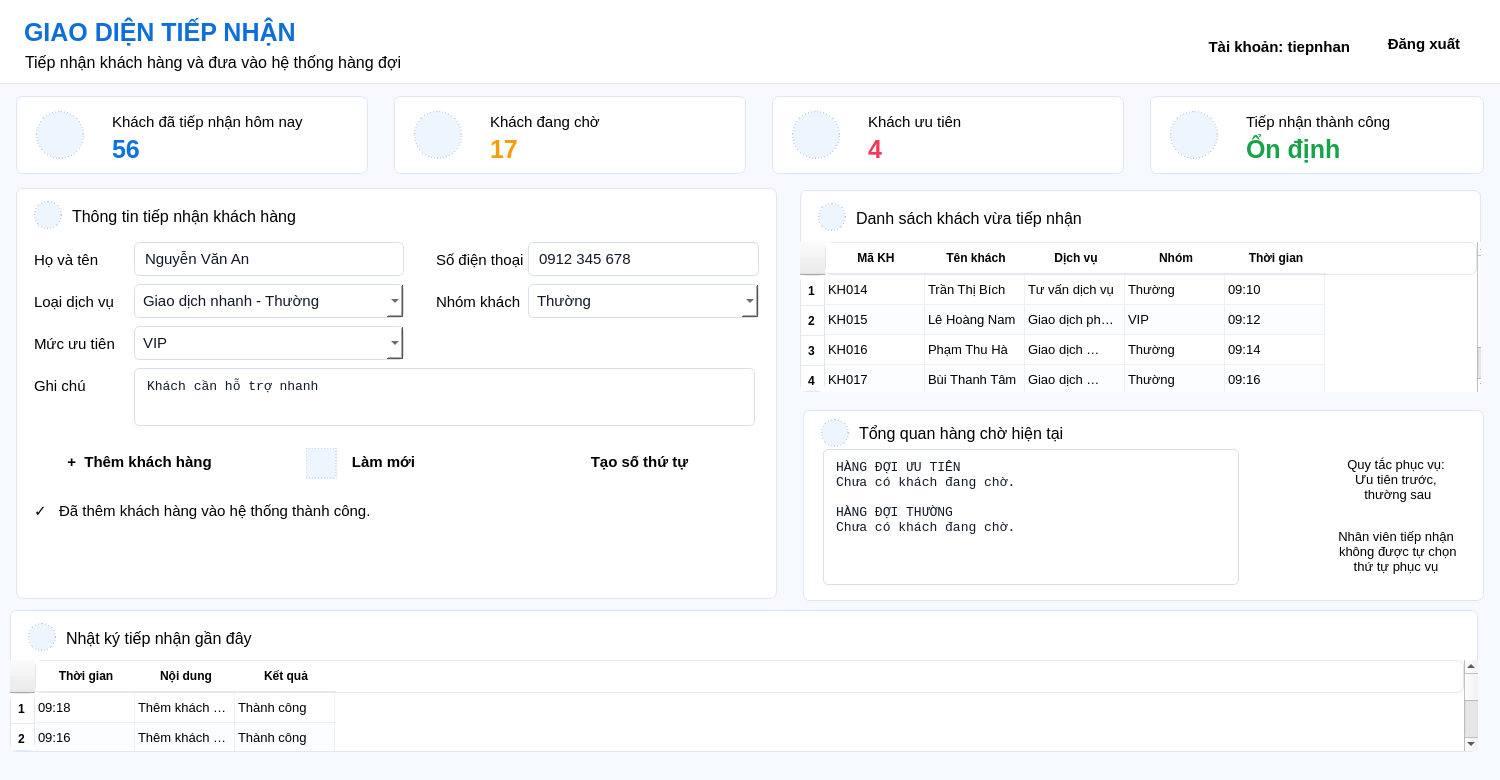
Above: ui/tiep_nhan.ui from DangDan111/Nhom4_Hethongmophonghangdoidichvu before the change. Below: the same form after it.
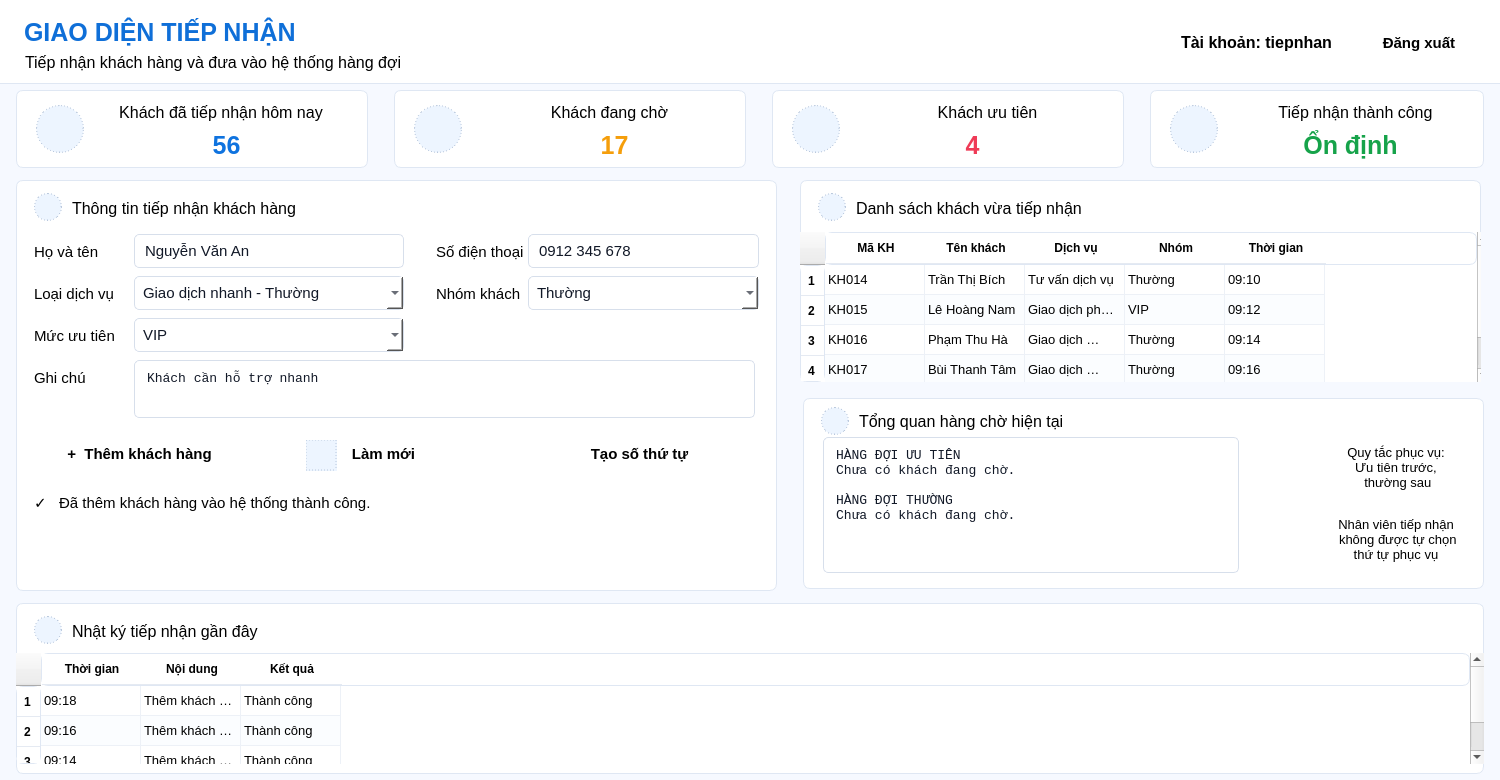
That is the form after the change. Icons and pictures are not drawn.

Commit message: setting form

What changed in the file:
```diff
--- a/ui/tiep_nhan.ui
+++ b/ui/tiep_nhan.ui
@@ -165,16 +165,16 @@
    <widget class="QLabel" name="lblTaiKhoan">
     <property name="geometry">
      <rect>
-      <x>1200</x>
-      <y>32</y>
-      <width>150</width>
-      <height>30</height>
+      <x>1178</x>
+      <y>26</y>
+      <width>157</width>
+      <height>33</height>
      </rect>
     </property>
     <property name="font">
      <font>
       <family>Segoe UI</family>
-      <pointsize>11</pointsize>
+      <pointsize>12</pointsize>
       <bold>true</bold>
      </font>
     </property>
@@ -182,14 +182,14 @@
      <string>Tài khoản: tiepnhan</string>
     </property>
     <property name="alignment">
-     <set>Qt::AlignmentFlag::AlignRight|Qt::AlignmentFlag::AlignTrailing|Qt::AlignmentFlag::AlignVCenter</set>
+     <set>Qt::AlignmentFlag::AlignCenter</set>
     </property>
    </widget>
    <widget class="QPushButton" name="btnDangXuat">
     <property name="geometry">
      <rect>
-      <x>1368</x>
-      <y>24</y>
+      <x>1363</x>
+      <y>23</y>
       <width>112</width>
       <height>40</height>
      </rect>
@@ -216,7 +216,7 @@
    <property name="geometry">
     <rect>
      <x>16</x>
-     <y>96</y>
+     <y>90</y>
      <width>352</width>
      <height>78</height>
     </rect>
@@ -262,8 +262,8 @@
    <widget class="QLabel" name="cardDaTiepNhanTitle">
     <property name="geometry">
      <rect>
-      <x>96</x>
-      <y>14</y>
+      <x>100</x>
+      <y>10</y>
       <width>210</width>
       <height>24</height>
      </rect>
@@ -271,20 +271,23 @@
     <property name="font">
      <font>
       <family>Segoe UI</family>
-      <pointsize>11</pointsize>
+      <pointsize>12</pointsize>
       <bold>false</bold>
      </font>
     </property>
     <property name="text">
      <string>Khách đã tiếp nhận hôm nay</string>
     </property>
+    <property name="alignment">
+     <set>Qt::AlignmentFlag::AlignCenter</set>
+    </property>
    </widget>
    <widget class="QLabel" name="lblKhachDaTiepNhanHomNay">
     <property name="geometry">
      <rect>
-      <x>96</x>
-      <y>38</y>
-      <width>190</width>
+      <x>150</x>
+      <y>40</y>
+      <width>121</width>
       <height>30</height>
      </rect>
     </property>
@@ -301,13 +304,16 @@
     <property name="text">
      <string>56</string>
     </property>
+    <property name="alignment">
+     <set>Qt::AlignmentFlag::AlignCenter</set>
+    </property>
    </widget>
   </widget>
   <widget class="QFrame" name="cardDangCho">
    <property name="geometry">
     <rect>
      <x>394</x>
-     <y>96</y>
+     <y>90</y>
      <width>352</width>
      <height>78</height>
     </rect>
@@ -353,29 +359,32 @@
    <widget class="QLabel" name="cardDangChoTitle">
     <property name="geometry">
      <rect>
-      <x>96</x>
-      <y>14</y>
-      <width>210</width>
+      <x>130</x>
+      <y>10</y>
+      <width>171</width>
       <height>24</height>
      </rect>
     </property>
     <property name="font">
      <font>
       <family>Segoe UI</family>
-      <pointsize>11</pointsize>
+      <pointsize>12</pointsize>
       <bold>false</bold>
      </font>
     </property>
     <property name="text">
      <string>Khách đang chờ</string>
     </property>
+    <property name="alignment">
+     <set>Qt::AlignmentFlag::AlignCenter</set>
+    </property>
    </widget>
    <widget class="QLabel" name="lblSoKhachDangCho">
     <property name="geometry">
      <rect>
-      <x>96</x>
-      <y>38</y>
-      <width>190</width>
+      <x>170</x>
+      <y>40</y>
+      <width>101</width>
       <height>30</height>
      </rect>
     </property>
@@ -392,13 +401,16 @@
     <property name="text">
      <string>17</string>
     </property>
+    <property name="alignment">
+     <set>Qt::AlignmentFlag::AlignCenter</set>
+    </property>
    </widget>
   </widget>
   <widget class="QFrame" name="cardUuTien">
    <property name="geometry">
     <rect>
      <x>772</x>
-     <y>96</y>
+     <y>90</y>
      <width>352</width>
      <height>78</height>
     </rect>
@@ -444,29 +456,32 @@
    <widget class="QLabel" name="cardUuTienTitle">
     <property name="geometry">
      <rect>
-      <x>96</x>
-      <y>14</y>
-      <width>210</width>
+      <x>160</x>
+      <y>10</y>
+      <width>111</width>
       <height>24</height>
      </rect>
     </property>
     <property name="font">
      <font>
       <family>Segoe UI</family>
-      <pointsize>11</pointsize>
+      <pointsize>12</pointsize>
       <bold>false</bold>
      </font>
     </property>
     <property name="text">
      <string>Khách ưu tiên</string>
     </property>
+    <property name="alignment">
+     <set>Qt::AlignmentFlag::AlignCenter</set>
+    </property>
    </widget>
    <widget class="QLabel" name="lblKhachUuTien">
     <property name="geometry">
      <rect>
-      <x>96</x>
-      <y>38</y>
-      <width>190</width>
+      <x>140</x>
+      <y>40</y>
+      <width>121</width>
       <height>30</height>
      </rect>
     </property>
@@ -483,13 +498,16 @@
     <property name="text">
      <string>4</string>
     </property>
+    <property name="alignment">
+     <set>Qt::AlignmentFlag::AlignCenter</set>
+    </property>
    </widget>
   </widget>
   <widget class="QFrame" name="cardThanhCong">
    <property name="geometry">
     <rect>
      <x>1150</x>
-     <y>96</y>
+     <y>90</y>
      <width>334</width>
      <height>78</height>
     </rect>
@@ -535,29 +553,32 @@
    <widget class="QLabel" name="cardThanhCongTitle">
     <property name="geometry">
      <rect>
-      <x>96</x>
-      <y>14</y>
-      <width>210</width>
+      <x>120</x>
+      <y>10</y>
+      <width>171</width>
       <height>24</height>
      </rect>
     </property>
     <property name="font">
      <font>
       <family>Segoe UI</family>
-      <pointsize>11</pointsize>
+      <pointsize>12</pointsize>
       <bold>false</bold>
      </font>
     </property>
     <property name="text">
      <string>Tiếp nhận thành công</string>
     </property>
+    <property name="alignment">
+     <set>Qt::AlignmentFlag::AlignCenter</set>
+    </property>
    </widget>
    <widget class="QLabel" name="lblTiepNhanThanhCong">
     <property name="geometry">
      <rect>
-      <x>96</x>
-      <y>38</y>
-      <width>190</width>
+      <x>130</x>
+      <y>40</y>
+      <width>141</width>
       <height>30</height>
      </rect>
     </property>
@@ -574,13 +595,16 @@
     <property name="text">
      <string>Ổn định</string>
     </property>
+    <property name="alignment">
+     <set>Qt::AlignmentFlag::AlignCenter</set>
+    </property>
    </widget>
   </widget>
   <widget class="QFrame" name="panelThongTin">
    <property name="geometry">
     <rect>
      <x>16</x>
-     <y>188</y>
+     <y>180</y>
      <width>761</width>
      <height>411</height>
     </rect>
@@ -1056,7 +1080,7 @@
    <property name="geometry">
     <rect>
      <x>800</x>
-     <y>190</y>
+     <y>180</y>
      <width>681</width>
      <height>202</height>
     </rect>
@@ -1294,7 +1318,7 @@
    <property name="geometry">
     <rect>
      <x>803</x>
-     <y>410</y>
+     <y>398</y>
      <width>681</width>
      <height>191</height>
     </rect>
@@ -1444,10 +1468,10 @@
   <widget class="QFrame" name="panelNhatKy">
    <property name="geometry">
     <rect>
-     <x>10</x>
-     <y>610</y>
+     <x>16</x>
+     <y>603</y>
      <width>1468</width>
-     <height>142</height>
+     <height>171</height>
     </rect>
    </property>
    <property name="frameShape">
@@ -1517,7 +1541,7 @@
       <x>0</x>
       <y>50</y>
       <width>1468</width>
-      <height>91</height>
+      <height>111</height>
      </rect>
     </property>
     <property name="font">
```
Left out of the diff: 2 changed lines with no effect on the pictures.
